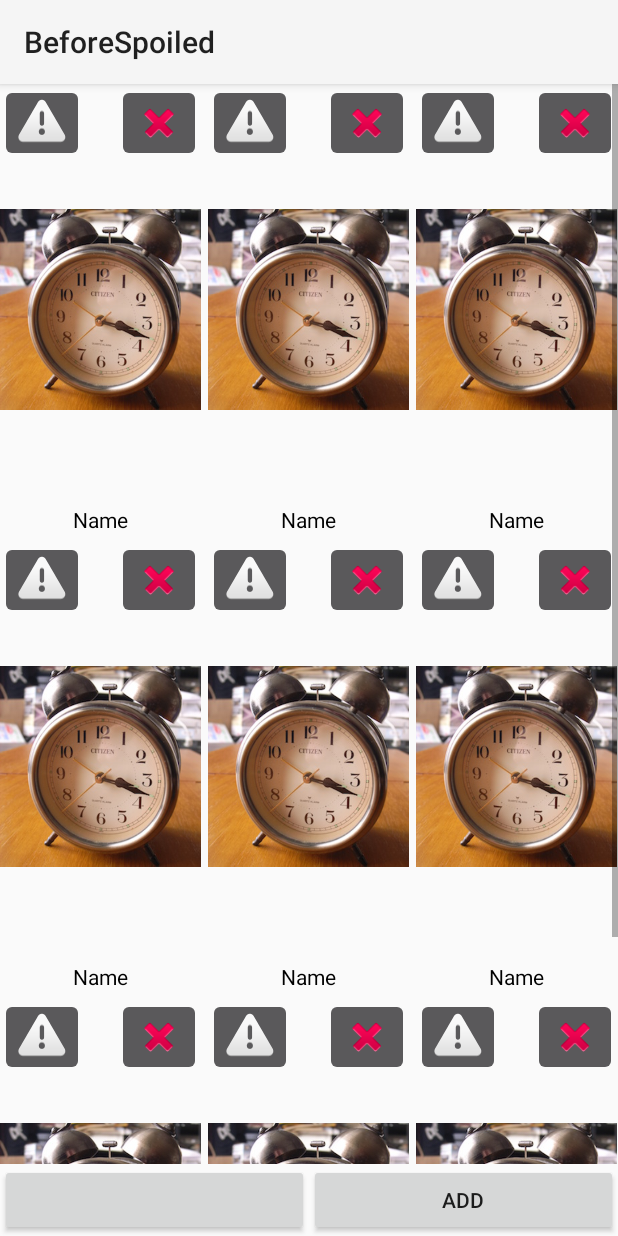
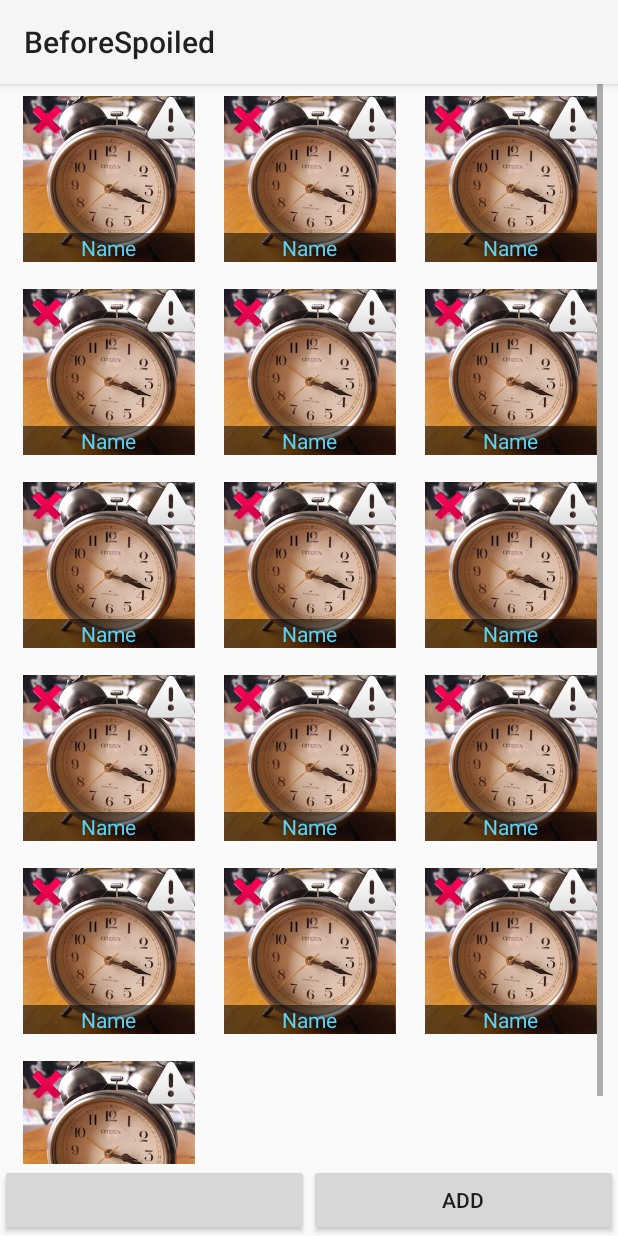
Before and after one commit to illylli/BeforeSpoiled, an Android app: the fragment ReminderFragment shown on its own in the app's theme, on a phone screen of 412 x 824 dp. Run offline under Robolectric (Android 15) with nearby library versions, the phone set to English and light mode, and no system bars.

Commit message:
Luyang add squareLayout

```diff
--- a/app/src/main/java/cs165/edu/dartmouth/cs/beforespoiled/view/ReminderGridAdapter.java
+++ b/app/src/main/java/cs165/edu/dartmouth/cs/beforespoiled/view/ReminderGridAdapter.java
@@ -1,15 +1,12 @@
 package cs165.edu.dartmouth.cs.beforespoiled.view;
 
 import android.content.Context;
-import android.media.Image;
 import android.util.Log;
 import android.view.LayoutInflater;
 import android.view.View;
 import android.view.ViewGroup;
 import android.widget.BaseAdapter;
-import android.widget.GridView;
 import android.widget.ImageButton;
-import android.widget.ImageView;
 
 import cs165.edu.dartmouth.cs.beforespoiled.R;
 
@@ -27,7 +24,7 @@ public class ReminderGridAdapter extends BaseAdapter {
 
     // the length of the matrix
     public int getCount() {
-        return 9;
+        return 16;
     }
 
     // getItem method, not used
@@ -49,7 +46,7 @@ public class ReminderGridAdapter extends BaseAdapter {
         } else {
             gridEntry = convertView;
         }
-        ((ImageButton) gridEntry.findViewById(R.id.ibtn_reminder_grid_delete)).setOnClickListener(new ImageButton.OnClickListener() {
+        gridEntry.findViewById(R.id.ibtn_reminder_grid_delete).setOnClickListener(new ImageButton.OnClickListener() {
             @Override
             public void onClick(View view) {
                 Log.d("Fanzy", "delete" + position);
--- /dev/null
+++ b/app/src/main/java/cs165/edu/dartmouth/cs/beforespoiled/view/SquareLayout.java
@@ -0,0 +1,35 @@
+package cs165.edu.dartmouth.cs.beforespoiled.view;
+
+import android.content.Context;
+import android.util.AttributeSet;
+import android.widget.RelativeLayout;
+
+/**
+ * Created by Illyria on 5/20/16.
+ */
+public class SquareLayout extends RelativeLayout {
+    public SquareLayout(Context context, AttributeSet attrs, int defStyle) {
+        super(context, attrs, defStyle);
+    }
+
+    public SquareLayout(Context context, AttributeSet attrs) {
+        super(context, attrs);
+    }
+
+    public SquareLayout(Context context) {
+        super(context);
+    }
+
+    @Override
+    protected void onMeasure(int widthMeasureSpec, int heightMeasureSpec) {
+        setMeasuredDimension(getDefaultSize(0, widthMeasureSpec), getDefaultSize(0, heightMeasureSpec));
+        int childWidthSize = getMeasuredWidth();
+        int childHeightSize = getMeasuredHeight();
+
+        heightMeasureSpec = widthMeasureSpec = MeasureSpec.makeMeasureSpec(childWidthSize, MeasureSpec.EXACTLY);
+        super.onMeasure(widthMeasureSpec, heightMeasureSpec);
+
+    }
+
+
+}
--- a/app/src/main/res/layout/fragment_reminder.xml
+++ b/app/src/main/res/layout/fragment_reminder.xml
@@ -8,11 +8,14 @@
         android:id="@+id/gv_reminder"
         android:layout_width="match_parent"
         android:layout_height="match_parent"
+        android:layout_above="@+id/ll_reminder"
         android:layout_centerHorizontal="true"
-        android:verticalSpacing="5dp"
-        android:horizontalSpacing="5dp"
-        android:numColumns="3"
-        android:layout_above="@+id/ll_reminder"></GridView>
+        android:columnWidth="100dp"
+        android:horizontalSpacing="10dp"
+        android:numColumns="auto_fit"
+        android:paddingLeft="10dp"
+        android:paddingRight="10dp"
+        android:verticalSpacing="5dp"></GridView>
 
     <LinearLayout
         android:id="@+id/ll_reminder"
--- a/app/src/main/res/layout/gridview_reminder.xml
+++ b/app/src/main/res/layout/gridview_reminder.xml
@@ -1,46 +1,51 @@
 <?xml version="1.0" encoding="utf-8"?>
-<RelativeLayout xmlns:android="http://schemas.android.com/apk/res/android"
-    android:layout_width="match_parent" android:layout_height="wrap_content">
+
+<cs165.edu.dartmouth.cs.beforespoiled.view.SquareLayout xmlns:android="http://schemas.android.com/apk/res/android"
+    android:layout_width="match_parent"
+    android:layout_height="wrap_content"
+    android:paddingBottom="5dp"
+    android:paddingLeft="5dp"
+    android:paddingRight="4dp"
+    android:paddingTop="8dp">
 
     <ImageView
         android:id="@+id/iv_reminder_grid_image"
         android:layout_width="match_parent"
         android:layout_height="match_parent"
-        android:src="@drawable/psm_alarm_clock"/>
+        android:layout_alignParentLeft="true"
+        android:layout_alignParentStart="false"
+        android:scaleType="fitXY"
+        android:src="@drawable/psm_alarm_clock" />
 
     <ImageButton
         android:id="@+id/ibtn_reminder_grid_delete"
         android:layout_width="wrap_content"
         android:layout_height="wrap_content"
-        android:layout_alignParentRight="true"
+        android:layout_alignParentStart="true"
         android:layout_alignParentTop="true"
-        android:src="@android:drawable/ic_delete"/>
+        android:background="#00000000"
+        android:gravity="left"
+        android:src="@android:drawable/ic_delete" />
 
     <ImageButton
         android:id="@+id/ibtn_reminder_grid_left"
         android:layout_width="wrap_content"
         android:layout_height="wrap_content"
-        android:layout_alignParentLeft="true"
+        android:layout_alignParentEnd="true"
         android:layout_alignParentTop="true"
-        android:src="@android:drawable/ic_dialog_alert"/>
+        android:background="#00000000"
+        android:gravity="right"
+        android:src="@android:drawable/ic_dialog_alert" />
 
     <TextView
         android:id="@+id/tv_reminder_grid_name"
-        android:layout_width="wrap_content"
+        android:layout_width="match_parent"
         android:layout_height="wrap_content"
+        android:layout_alignParentBottom="true"
         android:layout_centerHorizontal="true"
-        android:layout_alignParentBottom="true"
-        android:textColor="@android:color/black"
-        android:text="Name"/>
+        android:background="#88000000"
+        android:gravity="center_horizontal"
+        android:text="Name"
+        android:textColor="#58D3F7" />
 
-    <TextView
-        android:id="@+id/tv_reminder_grid_label"
-        android:layout_width="wrap_content"
-        android:layout_height="wrap_content"
-        android:layout_centerHorizontal="true"
-        android:layout_above="@+id/tv_reminder_grid_name"
-        android:layout_alignEnd="@+id/tv_reminder_grid_name"
-        android:textColor="@android:color/black"
-        android:text="Label"/>
-
-</RelativeLayout>
+</cs165.edu.dartmouth.cs.beforespoiled.view.SquareLayout>
```
